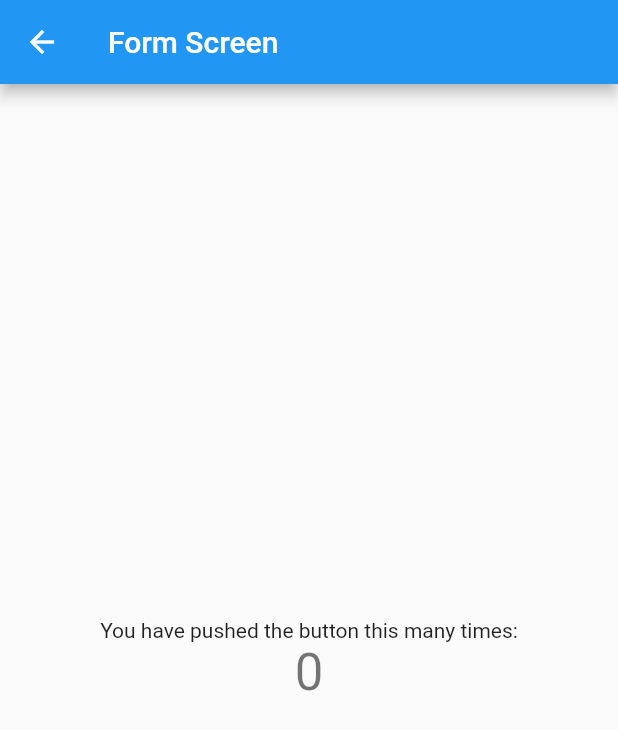
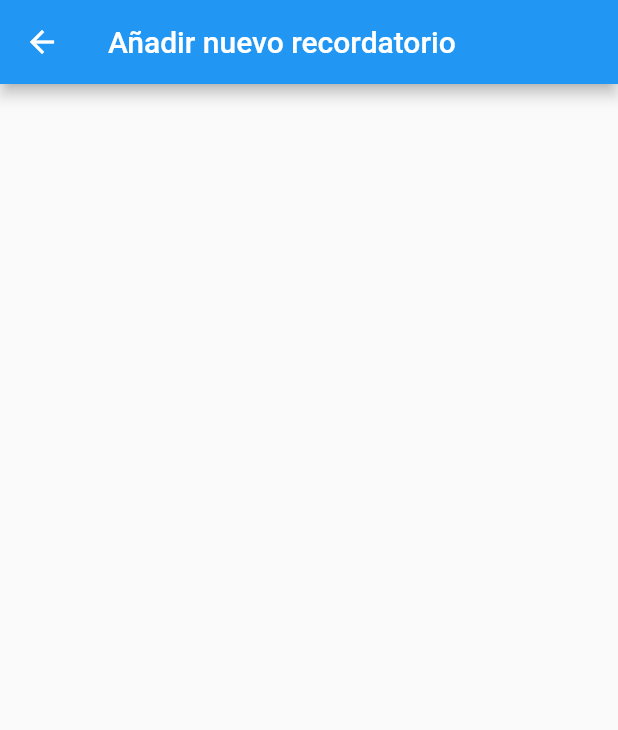
Before and after one commit to joanlopez/flutter-simple-reminders, a Flutter app: the screen it shows after launch, after a tap on the "add" icon, on a phone screen of 412 x 824 dp. Shown: the top 730 px of the screen. Run offline on Flutter 3.47's test engine with Material 2 defaults, Android fonts, the phone set to English and light mode, and no system bars; our stand-ins replace flutter_translate.

Commit message:
Make use of i18n library on the UI

```diff
--- a/assets/i18n/en.json
+++ b/assets/i18n/en.json
@@ -1,6 +1,10 @@
 {
+  "form": {
+    "title": "Añadir nuevo recordatorio"
+  },
   "list": {
-    "noReminders": "There are no reminders configured yet."
+    "noReminders": "There are no reminders configured yet.",
+    "title": "Reminders"
   },
   "listTooltips": {
     "addReminder": "Add new reminder."
--- a/assets/i18n/es.json
+++ b/assets/i18n/es.json
@@ -1,6 +1,10 @@
 {
+  "form": {
+    "title": "Añadir nuevo recordatorio"
+  },
   "list": {
-    "noReminders": "No hay recordatorios configurados todavía."
+    "noReminders": "No hay recordatorios configurados todavía.",
+    "title": "Recordatorios"
   },
   "listTooltips": {
     "addReminder": "Añadir nuevo recordatorio."
--- a/lib/main.dart
+++ b/lib/main.dart
@@ -1,9 +1,12 @@
 import 'package:flutter/material.dart';
+import 'package:flutter_translate/flutter_translate.dart';
 import 'package:simplereminders/screens/form/screen.dart';
 import 'package:simplereminders/screens/list/screen.dart';
 
 void main() {
-  runApp(SimpleRemindersApp());
+  LocalizationDelegate.create(
+      fallbackLocale: 'en', supportedLocales: ['en', 'es'])
+      .then((delegate) => runApp(LocalizedApp(delegate, SimpleRemindersApp())));
 }
 
 class SimpleRemindersApp extends StatelessWidget {
--- a/lib/screens/form/screen.dart
+++ b/lib/screens/form/screen.dart
@@ -1,6 +1,7 @@
 import 'package:flutter/widgets.dart';
 import 'package:flutter/material.dart';
 import 'package:flutter/cupertino.dart';
+import 'package:flutter_translate/flutter_translate.dart';
 
 class FormScreen extends StatefulWidget {
   static const String route = "form";
@@ -12,25 +13,17 @@ class FormScreen extends StatefulWidget {
 }
 
 class _FormScreenState extends State<FormScreen> {
-  int _counter = 0;
-
   @override
   Widget build(BuildContext context) {
     return Scaffold(
       appBar: AppBar(
-        title: Text("Form Screen"),
+        title: Text(translate("form.title")),
       ),
       body: Center(
         child: Column(
           mainAxisAlignment: MainAxisAlignment.center,
           children: <Widget>[
-            Text(
-              'You have pushed the button this many times:',
-            ),
-            Text(
-              '$_counter',
-              style: Theme.of(context).textTheme.headline4,
-            ),
+
           ],
         ),
       ),
--- a/lib/screens/list/screen.dart
+++ b/lib/screens/list/screen.dart
@@ -1,6 +1,7 @@
 import 'package:flutter/widgets.dart';
 import 'package:flutter/material.dart';
 import 'package:flutter/cupertino.dart';
+import 'package:flutter_translate/flutter_translate.dart';
 import 'package:simplereminders/screens/form/screen.dart';
 
 class ListScreen extends StatefulWidget {
@@ -17,21 +18,21 @@ class _ListScreenState extends State<ListScreen> {
   Widget build(BuildContext context) {
     return Scaffold(
       appBar: AppBar(
-        title: Text("List Screen"),
+        title: Text(translate("list.title")),
       ),
       body: Center(
         child: Column(
           mainAxisAlignment: MainAxisAlignment.center,
           children: <Widget>[
             Text(
-              'No reminders configured yet.',
+              translate("list.noReminders"),
             ),
           ],
         ),
       ),
       floatingActionButton: FloatingActionButton(
         onPressed: _navigateToFormScreen,
-        tooltip: 'Add new reminder',
+        tooltip: translate("listTooltips.addReminder"),
         child: Icon(Icons.add),
       ),
     );
```
